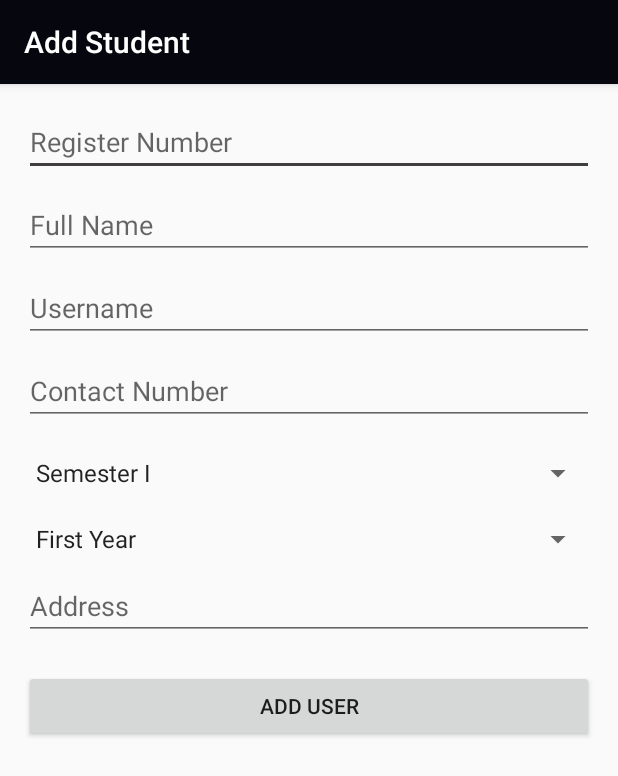
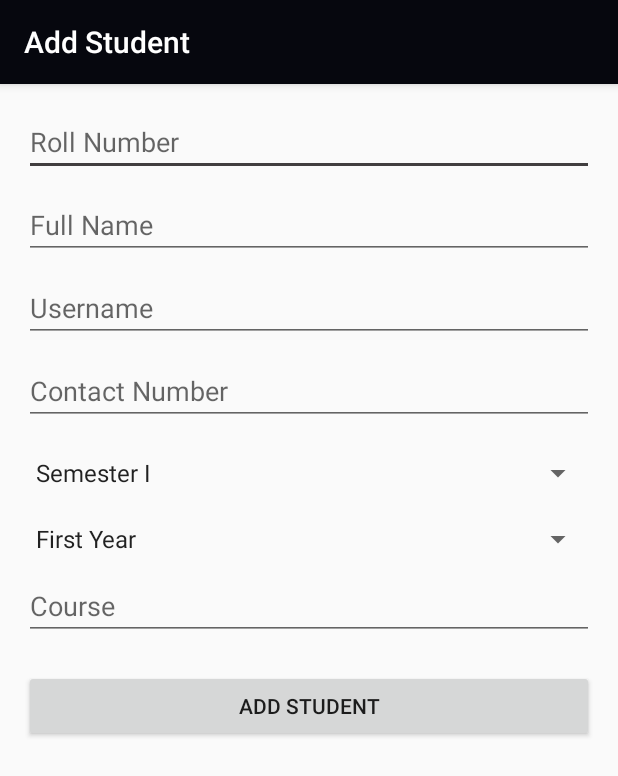
Before and after one commit to rishabhj126/Java-Project, an Android app: the AddActivity screen opened directly, with no data from a screen before it, on a phone screen of 412 x 824 dp. Shown: the top 776 px of the screen. Run offline under Robolectric (Android 15) with nearby library versions, the phone set to English and light mode, and no system bars; 2 statements that could not run were skipped.

```diff
--- a/app/build.gradle
+++ b/app/build.gradle
@@ -2,7 +2,7 @@ apply plugin: 'com.android.application'
 
 android {
     compileSdkVersion 23
-    buildToolsVersion '25.0.0'
+    buildToolsVersion '27.0.3'
 
     defaultConfig {
         applicationId "com.alleviate.attendence"
--- a/app/src/main/java/com/alleviate/attendence/AddActivity.java
+++ b/app/src/main/java/com/alleviate/attendence/AddActivity.java
@@ -22,11 +22,11 @@ public class AddActivity extends AppCompatActivity {
         setTitle("Add Student");
         getSupportActionBar().setDefaultDisplayHomeAsUpEnabled(true);
 
-        final EditText regno = (EditText)findViewById(R.id.regno);
+        final EditText regno = (EditText)findViewById(R.id.rollno);
         final EditText name = (EditText)findViewById(R.id.name);
         final EditText uname = (EditText)findViewById(R.id.username);
         final EditText contact = (EditText)findViewById(R.id.contact);
-        final EditText address = (EditText)findViewById(R.id.address);
+        final EditText address = (EditText)findViewById(R.id.course);
 
         Spinner semester = (Spinner)findViewById(R.id.semester);
 
--- a/app/src/main/java/com/alleviate/attendence/DetailActivity.java
+++ b/app/src/main/java/com/alleviate/attendence/DetailActivity.java
@@ -34,11 +34,11 @@ public class DetailActivity extends AppCompatActivity {
 
         TextView tname = (TextView)findViewById(R.id.name);
         TextView tuname = (TextView)findViewById(R.id.username);
-        TextView tregno = (TextView)findViewById(R.id.regno);
+        TextView tregno = (TextView)findViewById(R.id.rollno);
         TextView tcontact = (TextView)findViewById(R.id.contact);
         TextView tsem = (TextView)findViewById(R.id.semester);
         TextView tyear = (TextView)findViewById(R.id.year);
-        TextView taddress = (TextView)findViewById(R.id.address);
+        TextView taddress = (TextView)findViewById(R.id.course);
         TextView tattendance = (TextView)findViewById(R.id.attendance);
 
         SQLiteHelper db = new SQLiteHelper(getApplicationContext());
--- a/app/src/main/res/layout/activity_add.xml
+++ b/app/src/main/res/layout/activity_add.xml
@@ -18,18 +18,18 @@
             android:layout_height="match_parent">
 
             <EditText
+                android:id="@+id/rollno"
                 android:layout_width="wrap_content"
                 android:layout_height="wrap_content"
+                android:layout_alignParentEnd="true"
+                android:layout_alignParentLeft="true"
+                android:layout_alignParentRight="true"
+                android:layout_alignParentStart="true"
+                android:layout_alignParentTop="true"
+                android:ems="10"
+                android:hint="Roll Number"
                 android:inputType="text"
-        android:maxLength="10"
-        android:ems="10"
-        android:hint="Register Number"
-        android:id="@+id/regno"
-        android:layout_alignParentTop="true"
-        android:layout_alignParentLeft="true"
-        android:layout_alignParentStart="true"
-        android:layout_alignParentRight="true"
-        android:layout_alignParentEnd="true" />
+                android:maxLength="10" />
 
     <EditText
         android:layout_width="wrap_content"
@@ -39,7 +39,7 @@
         android:ems="10"
         android:id="@+id/name"
         android:layout_marginTop="10dp"
-        android:layout_below="@+id/regno"
+        android:layout_below="@+id/rollno"
         android:layout_alignParentLeft="true"
         android:layout_alignParentStart="true"
         android:layout_alignParentRight="true"
@@ -89,29 +89,29 @@
         android:layout_centerHorizontal="true" />
 
             <EditText
+                android:id="@+id/course"
                 android:layout_width="match_parent"
                 android:layout_height="wrap_content"
-        android:inputType="textPostalAddress"
+                android:layout_alignParentLeft="true"
+                android:layout_alignParentStart="true"
+                android:layout_below="@+id/year"
                 android:layout_marginTop="10dp"
                 android:ems="10"
-        android:hint="Address"
-        android:id="@+id/address"
-        android:layout_below="@+id/year"
-        android:layout_alignParentLeft="true"
-        android:layout_alignParentStart="true" />
+                android:hint="Course"
+                android:inputType="textPostalAddress" />
 
             <Button
+                android:id="@+id/add_student"
                 android:layout_width="wrap_content"
                 android:layout_height="wrap_content"
-                android:text="Add User"
-                android:id="@+id/add_user"
+                android:layout_alignParentEnd="true"
+                android:layout_alignParentLeft="true"
+                android:layout_alignParentRight="true"
+                android:layout_alignParentStart="true"
+                android:layout_below="@+id/course"
+                android:layout_marginBottom="10dp"
                 android:layout_marginTop="20dp"
-                android:layout_marginBottom="10dp"
-                android:layout_below="@+id/address"
-                android:layout_alignParentLeft="true"
-                android:layout_alignParentStart="true"
-                android:layout_alignParentRight="true"
-                android:layout_alignParentEnd="true" />
+                android:text="Add Student" />
 
         </RelativeLayout>
 
--- a/app/src/main/res/layout/activity_detail.xml
+++ b/app/src/main/res/layout/activity_detail.xml
@@ -49,7 +49,7 @@
         android:textAppearance="?android:attr/textAppearanceMedium"
         android:text=""
         android:layout_marginTop="40dp"
-        android:id="@+id/regno"
+        android:id="@+id/rollno"
         android:layout_below="@+id/username"
         android:layout_alignParentLeft="true"
         android:layout_alignParentStart="true"
@@ -63,7 +63,7 @@
         android:text=""
         android:layout_marginTop="10dp"
         android:id="@+id/contact"
-        android:layout_below="@+id/regno"
+        android:layout_below="@+id/rollno"
         android:layout_alignParentLeft="true"
         android:layout_alignParentStart="true"
         android:layout_alignParentRight="true"
@@ -101,7 +101,7 @@
         android:textAppearance="?android:attr/textAppearanceMedium"
         android:text=""
         android:layout_marginTop="10dp"
-        android:id="@+id/address"
+        android:id="@+id/course"
         android:layout_below="@+id/year"
         android:layout_alignParentLeft="true"
         android:layout_alignParentStart="true"
@@ -114,7 +114,7 @@
         android:textAppearance="?android:attr/textAppearanceMedium"
         android:text="Attendance:"
         android:id="@+id/attend_title"
-        android:layout_alignTop="@+id/address"
+        android:layout_alignTop="@+id/course"
         android:layout_centerHorizontal="true"
         android:layout_marginTop="40dp" />
 
```
Lines whose indentation alone changed are shown as unchanged.
